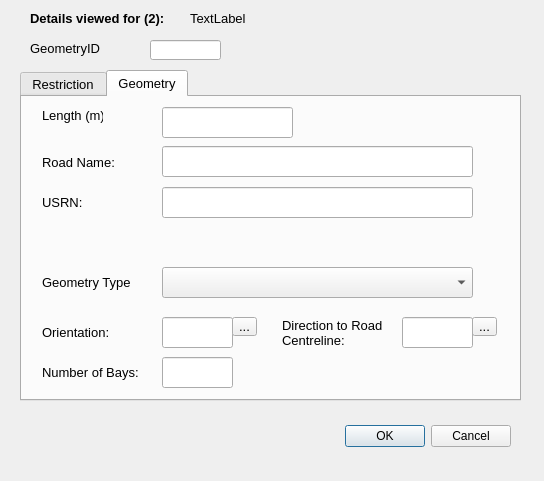
tlh22/TOMs, file restrictionBayDetails_dialog_base.ui: the form before one commit.
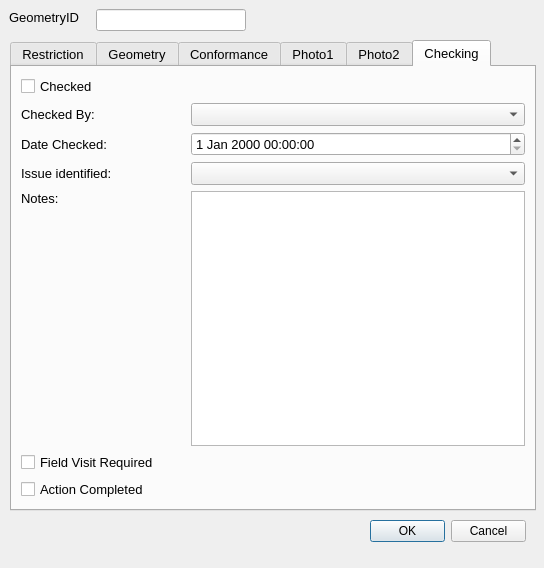
The form after the commit. The open tabs and pages were chosen to show the change. Custom widgets are drawn as their Qt base class.

```diff
--- a/restrictionBayDetails_dialog_base.ui
+++ b/restrictionBayDetails_dialog_base.ui
@@ -7,7 +7,7 @@
     <x>0</x>
     <y>0</y>
     <width>544</width>
-    <height>481</height>
+    <height>568</height>
    </rect>
   </property>
   <property name="minimumSize">
@@ -30,8 +30,8 @@
   <widget class="QLabel" name="label">
    <property name="geometry">
     <rect>
-     <x>30</x>
-     <y>40</y>
+     <x>9</x>
+     <y>9</y>
      <width>81</width>
      <height>16</height>
     </rect>
@@ -54,10 +54,10 @@
   <widget class="QLineEdit" name="GeometryID">
    <property name="geometry">
     <rect>
-     <x>150</x>
-     <y>40</y>
-     <width>71</width>
-     <height>20</height>
+     <x>96</x>
+     <y>9</y>
+     <width>150</width>
+     <height>22</height>
     </rect>
    </property>
    <property name="font">
@@ -78,10 +78,10 @@
   <widget class="QTabWidget" name="tabWidget">
    <property name="geometry">
     <rect>
-     <x>20</x>
-     <y>70</y>
-     <width>501</width>
-     <height>331</height>
+     <x>10</x>
+     <y>40</y>
+     <width>526</width>
+     <height>471</height>
     </rect>
    </property>
    <property name="minimumSize">
@@ -291,45 +291,142 @@
      </property>
     </widget>
    </widget>
-   <widget class="QWidget" name="tab">
+   <widget class="QWidget" name="geometryTab">
     <attribute name="title">
      <string>Geometry</string>
     </attribute>
+    <layout class="QGridLayout" name="gridLayout_2">
+     <item row="0" column="0">
+      <widget class="QLabel" name="label_5">
+       <property name="font">
+        <font>
+         <pointsize>10</pointsize>
+        </font>
+       </property>
+       <property name="text">
+        <string>Length (m):</string>
+       </property>
+      </widget>
+     </item>
+     <item row="5" column="1">
     <widget class="QLineEdit" name="NrBays">
-     <property name="geometry">
-      <rect>
-       <x>140</x>
-       <y>260</y>
-       <width>71</width>
-       <height>31</height>
-      </rect>
-     </property>
      <property name="text">
       <string/>
      </property>
     </widget>
-    <widget class="QToolButton" name="toolButton_2">
-     <property name="geometry">
-      <rect>
-       <x>450</x>
-       <y>220</y>
-       <width>25</width>
-       <height>19</height>
-      </rect>
-     </property>
+     </item>
+     <item row="6" column="0">
+      <widget class="QLabel" name="label_4">
+       <property name="text">
+        <string>Survey Date:</string>
+       </property>
+      </widget>
+     </item>
+     <item row="6" column="1" colspan="3">
+      <widget class="QDateTimeEdit" name="Bays_DateTime">
+       <property name="readOnly">
+        <bool>true</bool>
+       </property>
+      </widget>
+     </item>
+     <item row="7" column="0">
+      <widget class="QLabel" name="label_6">
      <property name="text">
-      <string>...</string>
-     </property>
-    </widget>
+        <string>Surveyor:</string>
+       </property>
+      </widget>
+     </item>
+     <item row="7" column="1" colspan="2">
+      <widget class="QLineEdit" name="Surveyor">
+       <property name="readOnly">
+        <bool>true</bool>
+       </property>
+      </widget>
+     </item>
+     <item row="0" column="1" colspan="3">
+      <widget class="QLineEdit" name="Length">
+       <property name="font">
+        <font>
+         <pointsize>10</pointsize>
+        </font>
+       </property>
+       <property name="readOnly">
+        <bool>true</bool>
+       </property>
+      </widget>
+     </item>
+     <item row="1" column="0">
+      <widget class="QLabel" name="lbl_RoadName">
+       <property name="minimumSize">
+        <size>
+         <width>90</width>
+         <height>16</height>
+        </size>
+       </property>
+       <property name="font">
+        <font>
+         <pointsize>10</pointsize>
+        </font>
+       </property>
+       <property name="text">
+        <string>Road Name:</string>
+       </property>
+      </widget>
+     </item>
+     <item row="1" column="1" colspan="4">
+      <widget class="QLineEdit" name="RoadName"/>
+     </item>
+     <item row="2" column="0">
+      <widget class="QLabel" name="lbl_USRN">
+       <property name="minimumSize">
+        <size>
+         <width>90</width>
+         <height>16</height>
+        </size>
+       </property>
+       <property name="font">
+        <font>
+         <pointsize>10</pointsize>
+        </font>
+       </property>
+       <property name="text">
+        <string>USRN:</string>
+       </property>
+      </widget>
+     </item>
+     <item row="2" column="1" colspan="4">
+      <widget class="QLineEdit" name="USRN"/>
+     </item>
+     <item row="3" column="0">
+      <widget class="QLabel" name="lbl_GeometryType">
+       <property name="minimumSize">
+        <size>
+         <width>90</width>
+         <height>16</height>
+        </size>
+       </property>
+       <property name="font">
+        <font>
+         <pointsize>10</pointsize>
+        </font>
+       </property>
+       <property name="text">
+        <string>Geometry Type</string>
+       </property>
+      </widget>
+     </item>
+     <item row="3" column="1" colspan="4">
+      <widget class="QComboBox" name="GeomShapeID">
+       <property name="editable">
+        <bool>false</bool>
+       </property>
+       <property name="currentIndex">
+        <number>-1</number>
+       </property>
+      </widget>
+     </item>
+     <item row="4" column="0">
     <widget class="QLabel" name="lbl_Orientation">
-     <property name="geometry">
-      <rect>
-       <x>20</x>
-       <y>220</y>
-       <width>111</width>
-       <height>31</height>
-      </rect>
-     </property>
      <property name="minimumSize">
       <size>
        <width>90</width>
@@ -345,15 +442,19 @@
       <string>Orientation:</string>
      </property>
     </widget>
+     </item>
+     <item row="4" column="1">
+      <widget class="QLineEdit" name="BayOrientation"/>
+     </item>
+     <item row="4" column="2">
+      <widget class="QToolButton" name="toolButton">
+       <property name="text">
+        <string>...</string>
+       </property>
+      </widget>
+     </item>
+     <item row="4" column="3">
     <widget class="QLabel" name="lbl_AzToRoadCL">
-     <property name="geometry">
-      <rect>
-       <x>260</x>
-       <y>220</y>
-       <width>101</width>
-       <height>31</height>
-      </rect>
-     </property>
      <property name="minimumSize">
       <size>
        <width>90</width>
@@ -372,62 +473,23 @@
       <bool>true</bool>
      </property>
     </widget>
-    <widget class="QLabel" name="lbl_GeometryType">
-     <property name="geometry">
-      <rect>
-       <x>20</x>
-       <y>170</y>
-       <width>111</width>
-       <height>31</height>
-      </rect>
-     </property>
-     <property name="minimumSize">
-      <size>
-       <width>90</width>
-       <height>16</height>
-      </size>
-     </property>
-     <property name="font">
-      <font>
-       <pointsize>10</pointsize>
-      </font>
-     </property>
-     <property name="text">
-      <string>Geometry Type</string>
-     </property>
-    </widget>
-    <widget class="QLineEdit" name="Orientation">
-     <property name="geometry">
-      <rect>
-       <x>140</x>
-       <y>220</y>
-       <width>71</width>
-       <height>31</height>
-      </rect>
-     </property>
-    </widget>
+     </item>
+     <item row="4" column="4">
     <widget class="QLineEdit" name="AzimuthToRoadCentreLine">
-     <property name="geometry">
-      <rect>
-       <x>380</x>
-       <y>220</y>
-       <width>71</width>
-       <height>31</height>
-      </rect>
-     </property>
      <property name="text">
       <string/>
      </property>
     </widget>
+     </item>
+     <item row="4" column="5">
+      <widget class="QToolButton" name="toolButton_2">
+       <property name="text">
+        <string>...</string>
+       </property>
+      </widget>
+     </item>
+     <item row="5" column="0">
     <widget class="QLabel" name="lbl_NrBays">
-     <property name="geometry">
-      <rect>
-       <x>20</x>
-       <y>260</y>
-       <width>111</width>
-       <height>31</height>
-      </rect>
-     </property>
      <property name="minimumSize">
       <size>
        <width>90</width>
@@ -443,44 +505,37 @@
       <string>Number of Bays:</string>
      </property>
     </widget>
-    <widget class="QToolButton" name="toolButton">
-     <property name="geometry">
-      <rect>
-       <x>210</x>
-       <y>220</y>
-       <width>25</width>
-       <height>19</height>
-      </rect>
-     </property>
+     </item>
+     <item row="9" column="0">
+      <widget class="QLabel" name="lbl_RoadName_2">
+       <property name="minimumSize">
+        <size>
+         <width>90</width>
+         <height>16</height>
+        </size>
+       </property>
+       <property name="font">
+        <font>
+         <pointsize>10</pointsize>
+        </font>
+       </property>
      <property name="text">
-      <string>...</string>
-     </property>
-    </widget>
-    <widget class="QComboBox" name="GeomShapeID">
-     <property name="geometry">
-      <rect>
-       <x>140</x>
-       <y>170</y>
-       <width>311</width>
-       <height>31</height>
-      </rect>
-     </property>
-     <property name="editable">
-      <bool>false</bool>
-     </property>
-     <property name="currentIndex">
-      <number>-1</number>
-     </property>
-    </widget>
-    <widget class="QLabel" name="lbl_RoadName">
-     <property name="geometry">
-      <rect>
-       <x>20</x>
-       <y>50</y>
-       <width>111</width>
-       <height>31</height>
-      </rect>
-     </property>
+        <string>RestrictionID:</string>
+       </property>
+      </widget>
+     </item>
+     <item row="9" column="1" colspan="2">
+      <widget class="QLineEdit" name="RestrictionID"/>
+     </item>
+    </layout>
+   </widget>
+   <widget class="QWidget" name="conformaceTab">
+    <attribute name="title">
+     <string>Conformance</string>
+    </attribute>
+    <layout class="QGridLayout" name="gridLayout_4">
+     <item row="0" column="0">
+      <widget class="QLabel" name="lbl_TimePeriod_2">
      <property name="minimumSize">
       <size>
        <width>90</width>
@@ -493,18 +548,15 @@
       </font>
      </property>
      <property name="text">
-      <string>Road Name:</string>
-     </property>
-    </widget>
-    <widget class="QLabel" name="lbl_USRN">
-     <property name="geometry">
-      <rect>
-       <x>20</x>
-       <y>90</y>
-       <width>111</width>
-       <height>31</height>
-      </rect>
-     </property>
+        <string>Fading:</string>
+       </property>
+      </widget>
+     </item>
+     <item row="0" column="1">
+      <widget class="QComboBox" name="Compl_Bays_Faded"/>
+     </item>
+     <item row="1" column="0">
+      <widget class="QLabel" name="lbl_MaxStay_2">
      <property name="minimumSize">
       <size>
        <width>90</width>
@@ -517,74 +569,158 @@
       </font>
      </property>
      <property name="text">
-      <string>USRN:</string>
-     </property>
-    </widget>
-    <widget class="QLineEdit" name="RoadName">
-     <property name="geometry">
-      <rect>
-       <x>140</x>
-       <y>49</y>
-       <width>311</width>
-       <height>31</height>
-      </rect>
-     </property>
-    </widget>
-    <widget class="QLineEdit" name="USRN">
-     <property name="geometry">
-      <rect>
-       <x>140</x>
-       <y>90</y>
-       <width>311</width>
-       <height>31</height>
-      </rect>
-     </property>
-    </widget>
-    <widget class="QLineEdit" name="Length">
-     <property name="geometry">
-      <rect>
-       <x>140</x>
-       <y>10</y>
-       <width>131</width>
-       <height>31</height>
-      </rect>
-     </property>
-     <property name="font">
-      <font>
-       <pointsize>10</pointsize>
-      </font>
-     </property>
-     <property name="readOnly">
+        <string>Sign issues:</string>
+       </property>
+      </widget>
+     </item>
+     <item row="1" column="1">
+      <widget class="QComboBox" name="Compl_Bays_SignIssue"/>
+     </item>
+     <item row="2" column="0">
+      <widget class="QLabel" name="label_3">
+       <property name="text">
+        <string>Notes:</string>
+       </property>
+      </widget>
+     </item>
+     <item row="2" column="1">
+      <widget class="QTextEdit" name="Notes"/>
+     </item>
+     <item row="3" column="0">
+      <widget class="QLabel" name="label_2">
+       <property name="text">
+        <string>Photos taken:</string>
+       </property>
+      </widget>
+     </item>
+     <item row="3" column="1">
+      <widget class="QCheckBox" name="Bays_PhotoTaken">
+       <property name="text">
+        <string/>
+       </property>
+      </widget>
+     </item>
+    </layout>
+   </widget>
+   <widget class="QWidget" name="Photos_01">
+    <attribute name="title">
+     <string>Photo1</string>
+    </attribute>
+    <layout class="QGridLayout" name="gridLayout_5">
+     <item row="0" column="0">
+      <widget class="QLabel" name="Photo_Widget_01">
+       <property name="autoFillBackground">
+        <bool>true</bool>
+       </property>
+       <property name="text">
+        <string>Photo not found</string>
+       </property>
+      </widget>
+     </item>
+    </layout>
+   </widget>
+   <widget class="QWidget" name="Photos_2">
+    <attribute name="title">
+     <string>Photo2</string>
+    </attribute>
+    <layout class="QGridLayout" name="gridLayout_6">
+     <item row="0" column="0">
+      <widget class="QLabel" name="Photo_Widget_02">
+       <property name="autoFillBackground">
       <bool>true</bool>
      </property>
-    </widget>
-    <widget class="QLabel" name="label_5">
-     <property name="geometry">
-      <rect>
-       <x>20</x>
-       <y>10</y>
-       <width>61</width>
-       <height>16</height>
-      </rect>
-     </property>
-     <property name="font">
-      <font>
-       <pointsize>10</pointsize>
-      </font>
-     </property>
+       <property name="text">
+        <string>Photo not found</string>
+       </property>
+      </widget>
+     </item>
+    </layout>
+   </widget>
+   <widget class="QWidget" name="tab">
+    <attribute name="title">
+     <string>Checking</string>
+    </attribute>
+    <layout class="QGridLayout" name="gridLayout_7">
+     <item row="13" column="0" colspan="3">
+      <widget class="QCheckBox" name="MHTC_CheckFieldVisitRequired">
+       <property name="layoutDirection">
+        <enum>Qt::LeftToRight</enum>
+       </property>
+       <property name="text">
+        <string>Field Visit Required</string>
+       </property>
+      </widget>
+     </item>
+     <item row="12" column="0">
+      <widget class="QLabel" name="label_11">
      <property name="text">
-      <string>Length (m):</string>
-     </property>
-    </widget>
+        <string>Notes:</string>
+       </property>
+       <property name="alignment">
+        <set>Qt::AlignLeading|Qt::AlignLeft|Qt::AlignTop</set>
+       </property>
+      </widget>
+     </item>
+     <item row="6" column="0">
+      <widget class="QLabel" name="label_9">
+       <property name="text">
+        <string>Date Checked:</string>
+       </property>
+      </widget>
+     </item>
+     <item row="2" column="0">
+      <widget class="QLabel" name="label_8">
+       <property name="text">
+        <string>Checked By: </string>
+       </property>
+      </widget>
+     </item>
+     <item row="10" column="0">
+      <widget class="QLabel" name="label_10">
+       <property name="text">
+        <string>Issue identified:</string>
+       </property>
+      </widget>
+     </item>
+     <item row="2" column="1" colspan="2">
+      <widget class="QComboBox" name="MHTC_PersonChecking"/>
+     </item>
+     <item row="6" column="1" colspan="2">
+      <widget class="QgsDateTimeEdit" name="MHTC_CheckDate"/>
+     </item>
+     <item row="10" column="1" colspan="2">
+      <widget class="QComboBox" name="MHTC_CheckIssueTypeID"/>
+     </item>
+     <item row="0" column="0">
+      <widget class="QCheckBox" name="MHTC_Checked">
+       <property name="layoutDirection">
+        <enum>Qt::LeftToRight</enum>
+       </property>
+       <property name="text">
+        <string>Checked</string>
+       </property>
+      </widget>
+     </item>
+     <item row="12" column="1" colspan="2">
+      <widget class="QTextEdit" name="MHTC_CheckNotes"/>
+     </item>
+     <item row="14" column="0">
+      <widget class="QCheckBox" name="MHTC_CheckStatus">
+       <property name="text">
+        <string>Action Completed</string>
+       </property>
+      </widget>
+     </item>
+    </layout>
    </widget>
   </widget>
   <widget class="QDialogButtonBox" name="button_box">
    <property name="geometry">
     <rect>
-     <x>170</x>
-     <y>420</y>
-     <width>341</width>
-     <height>32</height>
+     <x>370</x>
+     <y>520</y>
+     <width>156</width>
+     <height>23</height>
     </rect>
    </property>
    <property name="orientation">
@@ -594,45 +730,14 @@
     <set>QDialogButtonBox::Cancel|QDialogButtonBox::Ok</set>
    </property>
   </widget>
-  <widget class="QLabel" name="l_TitleIntro">
-   <property name="geometry">
-    <rect>
-     <x>30</x>
-     <y>10</y>
-     <width>141</width>
-     <height>16</height>
-    </rect>
-   </property>
-   <property name="font">
-    <font>
-     <pointsize>10</pointsize>
-     <weight>75</weight>
-     <bold>true</bold>
-    </font>
-   </property>
-   <property name="text">
-    <string>Details viewed for (2): </string>
-   </property>
-  </widget>
-  <widget class="QLabel" name="l_ViewAtDate">
-   <property name="geometry">
-    <rect>
-     <x>190</x>
-     <y>10</y>
-     <width>111</width>
-     <height>16</height>
-    </rect>
-   </property>
-   <property name="font">
-    <font>
-     <pointsize>10</pointsize>
-    </font>
-   </property>
-   <property name="text">
-    <string>TextLabel</string>
-   </property>
-  </widget>
- </widget>
+ </widget>
+ <customwidgets>
+  <customwidget>
+   <class>QgsDateTimeEdit</class>
+   <extends>QDateTimeEdit</extends>
+   <header>qgsdatetimeedit.h</header>
+  </customwidget>
+ </customwidgets>
  <resources/>
  <connections>
   <connection>
```
Left out of the diff: 140 changed lines with no effect on the pictures. Lines whose indentation alone changed are shown as unchanged.
